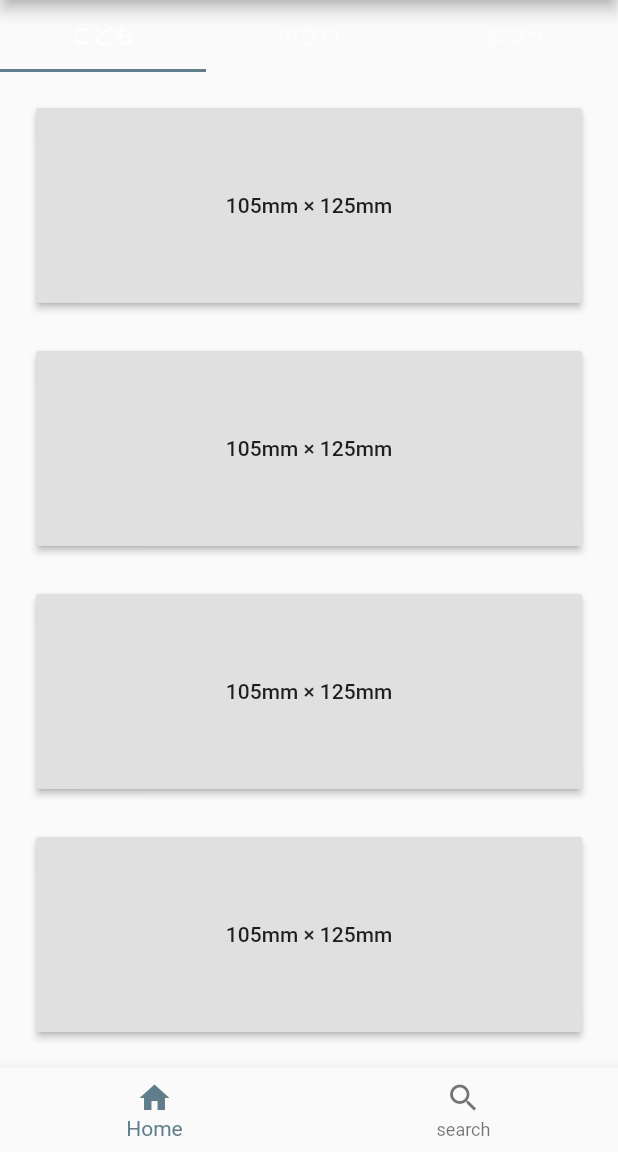
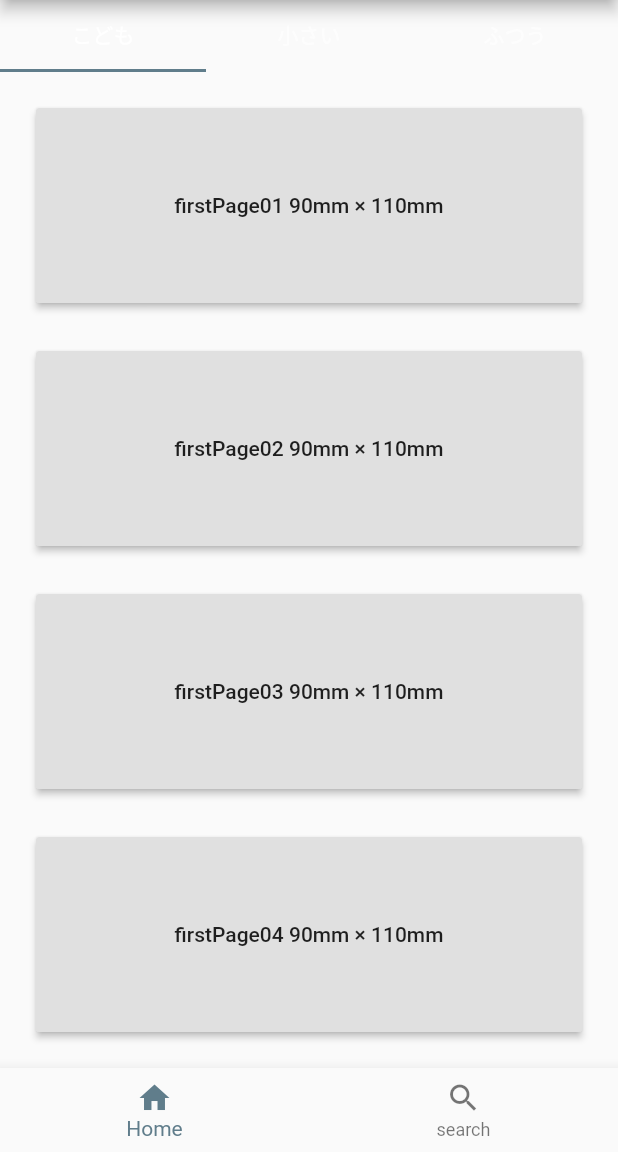
Before and after one commit to tai0116/mask1, a Flutter app: the screen it shows after launch, on a phone screen of 412 x 824 dp, the part 84-1236 px from its top. Run offline on Flutter 3.47's test engine with Material 2 defaults, Android fonts, the phone set to English and light mode, and no system bars.

Commit message:
とりあえずの画面遷移を実装。それぞれのボタンが違う画面に遷移するようにするのが次の課題。

```diff
--- a/lib/screens/first_tab.dart
+++ b/lib/screens/first_tab.dart
@@ -1,21 +1,18 @@
 import 'package:flutter/material.dart';
 
-class first extends StatefulWidget {
+import 'first_page_next.dart';
+
+class First extends StatefulWidget {
   @override
-  _firstState createState() => _firstState();
+  _FirstState createState() => _FirstState();
 }
 
-class _firstState extends State<first> {
-  // String _text01 = "105mm × 125mm";
-  // String _text02 = "105mm × 125mm";
-  // String _text03 = "105mm × 125mm";
-  // String _text04 = "105mm × 125mm";
-
+class _FirstState extends State<First> {
   List<String> _texts = [
-    "105mm × 125mm",
-    "105mm × 125mm",
-    "105mm × 125mm",
-    "105mm × 125mm",
+    "firstPage01 90mm × 110mm",
+    "firstPage02 90mm × 110mm",
+    "firstPage03 90mm × 110mm",
+    "firstPage04 90mm × 110mm",
   ];
 
   @override
@@ -70,7 +67,14 @@ class _firstState extends State<first> {
       padding: EdgeInsets.all(16.0),
       child: RaisedButton(
         child: Text(buttonText),
-        onPressed: () {},
+        onPressed: () {
+          Navigator.push(
+            context,
+            MaterialPageRoute(
+              builder: (context) => FirstPage(),
+            ),
+          );
+        },
       ),
     );
   }
--- a/lib/screens/home_screen.dart
+++ b/lib/screens/home_screen.dart
@@ -22,9 +22,9 @@ class _HomeState extends State<Home> {
             ],
           ),
           body: TabBarView(children: [
-            first(),
-            second(),
-            third(),
+            First(),
+            Second(),
+            Third(),
           ]),
         ));
   }
--- a/lib/screens/second_tab.dart
+++ b/lib/screens/second_tab.dart
@@ -1,16 +1,16 @@
 import 'package:flutter/material.dart';
 
-class second extends StatefulWidget {
+class Second extends StatefulWidget {
   @override
-  _secondState createState() => _secondState();
+  _SecondState createState() => _SecondState();
 }
 
-class _secondState extends State<second> {
+class _SecondState extends State<Second> {
   List<String> _texts = [
-    "105mm × 125mm",
-    "105mm × 125mm",
-    "105mm × 125mm",
-    "105mm × 125mm",
+    "secondPage01 105mm × 125mm",
+    "secondPage02 105mm × 125mm",
+    "secondPage03 105mm × 125mm",
+    "secondPage04 105mm × 125mm",
   ];
 
   @override
--- a/lib/screens/third_tab.dart
+++ b/lib/screens/third_tab.dart
@@ -1,16 +1,16 @@
 import 'package:flutter/material.dart';
 
-class third extends StatefulWidget {
+class Third extends StatefulWidget {
   @override
-  _thirdState createState() => _thirdState();
+  _ThirdState createState() => _ThirdState();
 }
 
-class _thirdState extends State<third> {
+class _ThirdState extends State<Third> {
   List<String> _texts = [
-    "105mm × 125mm",
-    "105mm × 125mm",
-    "105mm × 125mm",
-    "105mm × 125mm",
+    "thirdPage01 120mm × 140mm",
+    "thirdPage02 120mm × 140mm",
+    "thirdPage03 120mm × 140mm",
+    "thirdPage04 120mm × 140mm",
   ];
 
   @override
```
Also changed, not shown: lib/screens/first_page_next.dart (added, +20 -0 lines).
